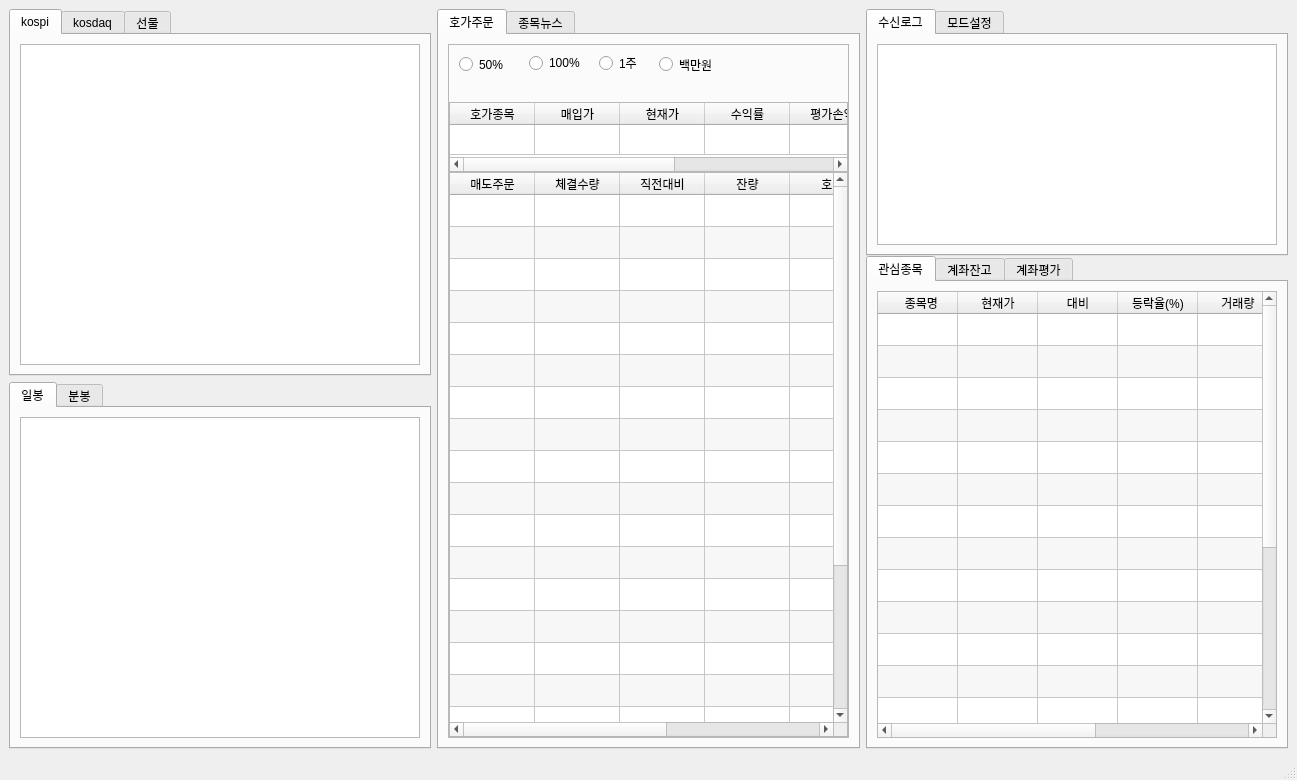
Before: the Qt Designer form mywindow.ui in ajjicamp/my_window, drawn with Qt 5.
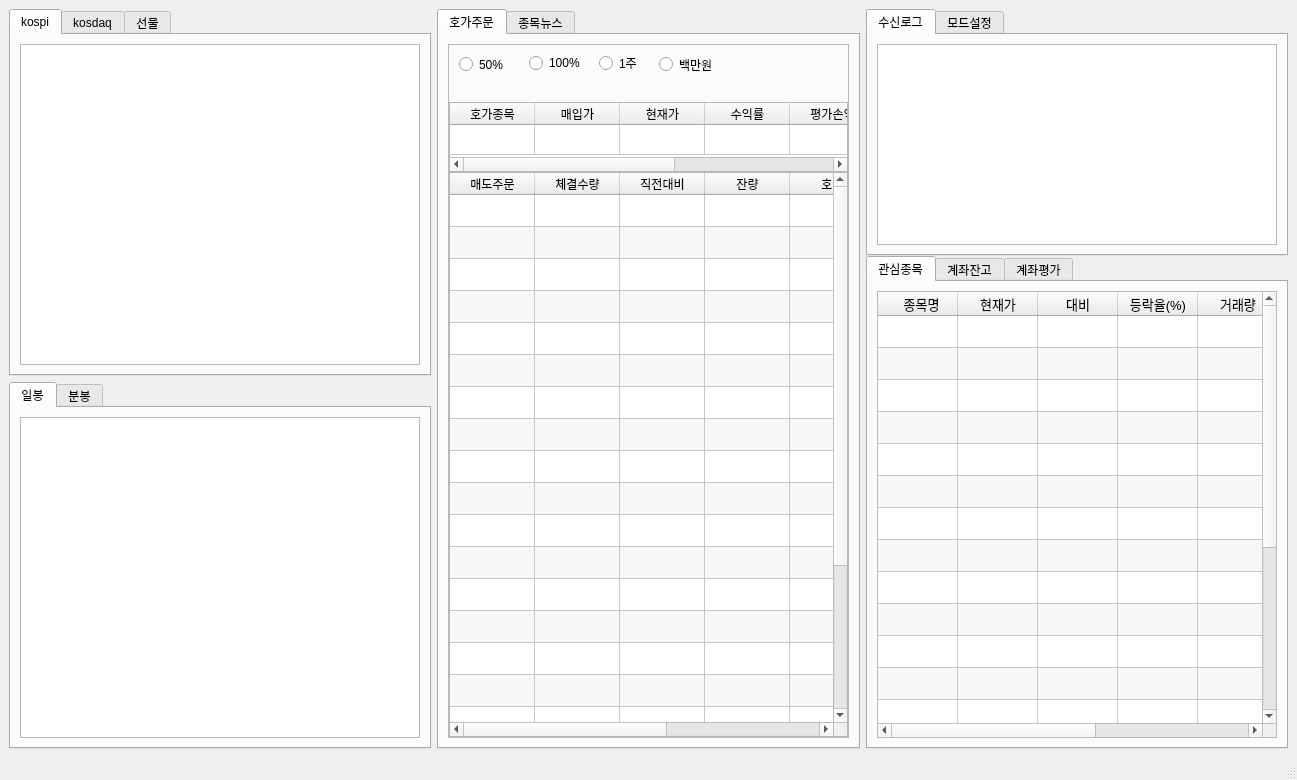
After: the same form once the commit is applied. Custom widgets are drawn as their Qt base class.

What changed in the file:
```diff
--- a/mywindow.ui
+++ b/mywindow.ui
@@ -416,6 +416,11 @@
           <layout class="QGridLayout" name="gridLayout_3">
            <item row="0" column="0">
             <widget class="QTableWidget" name="table_gwansim">
+             <property name="font">
+              <font>
+               <pointsize>10</pointsize>
+              </font>
+             </property>
              <property name="cursor" stdset="0">
               <cursorShape>ArrowCursor</cursorShape>
              </property>
```
